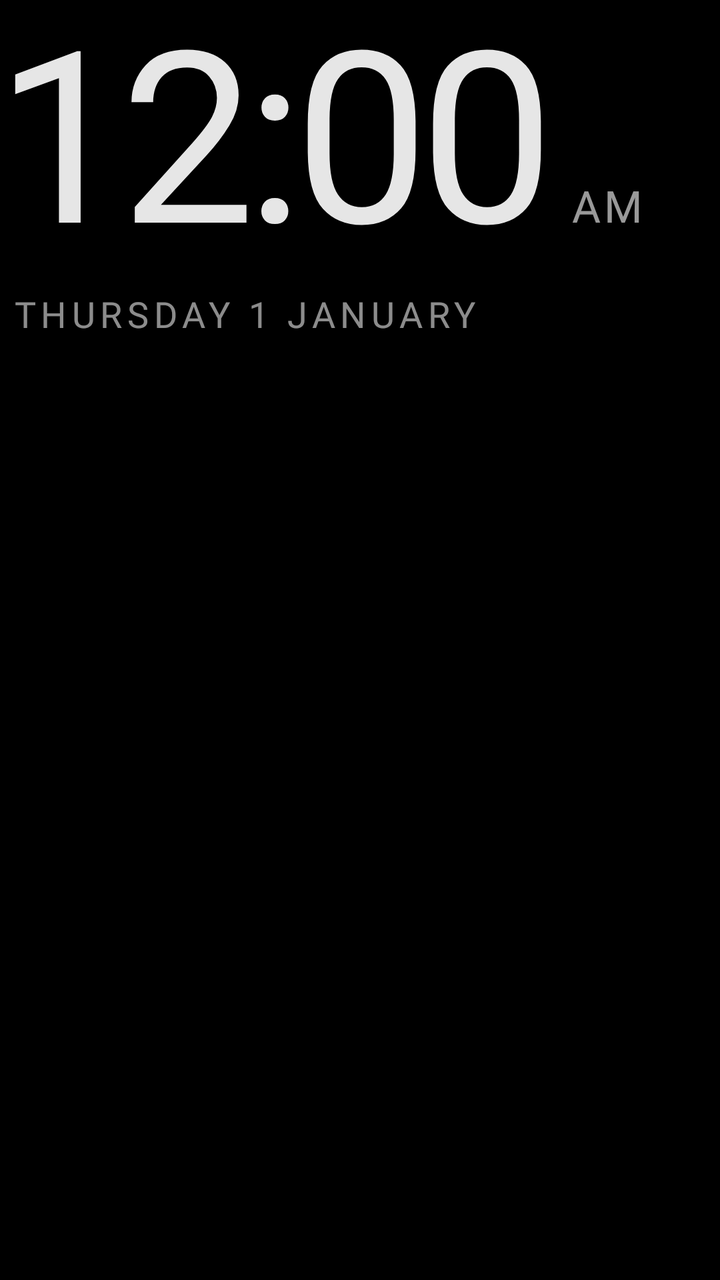
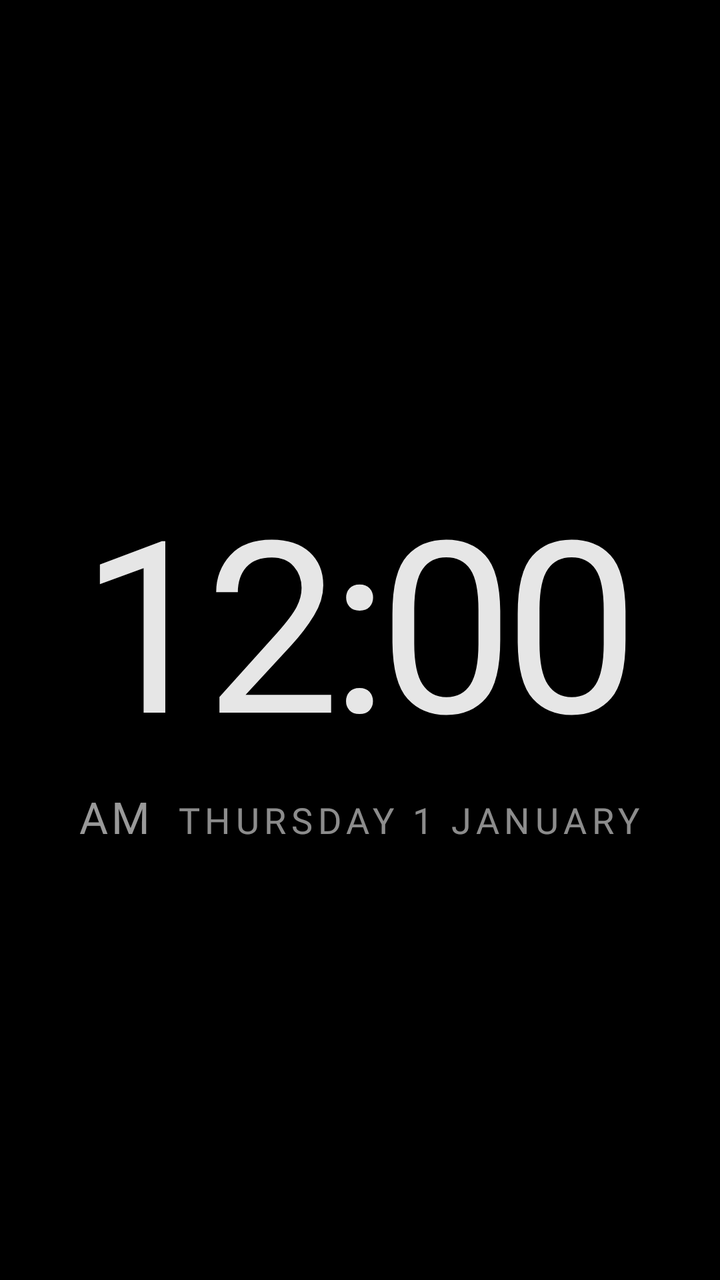

Before-and-after screenshots of an Android layout around one commit, followed by the original layout XML and the change that was made.
<!-- AndroidManifest.xml: application theme Theme.TvHome -->
<!-- res/layout/dream_clock.xml -->
<?xml version="1.0" encoding="utf-8"?>
<FrameLayout xmlns:android="http://schemas.android.com/apk/res/android"
    android:layout_width="match_parent"
    android:layout_height="match_parent"
    android:background="#FF000000">

    <View
        android:id="@+id/dreamAmbient"
        android:layout_width="match_parent"
        android:layout_height="match_parent" />

    <LinearLayout
        android:id="@+id/dreamContent"
        android:layout_width="wrap_content"
        android:layout_height="wrap_content"
        android:orientation="vertical">

        <LinearLayout
            android:layout_width="wrap_content"
            android:layout_height="wrap_content"
            android:orientation="horizontal"
            android:baselineAligned="true">

            <TextClock
                android:layout_width="wrap_content"
                android:layout_height="wrap_content"
                android:format12Hour="h:mm"
                android:format24Hour="HH:mm"
                android:textColor="#E6FFFFFF"
                android:textSize="120sp"
                android:fontFamily="@font/outfit_extralight"
                android:letterSpacing="-0.04"
                android:includeFontPadding="false" />

            <TextClock
                android:layout_width="wrap_content"
                android:layout_height="wrap_content"
                android:layout_marginStart="10dp"
                android:format12Hour="a"
                android:format24Hour=""
                android:textColor="#99FFFFFF"
                android:textSize="22sp"
                android:fontFamily="@font/outfit_medium"
                android:letterSpacing="0.08"
                android:textAllCaps="true" />
        </LinearLayout>

        <TextClock
            android:layout_width="wrap_content"
            android:layout_height="wrap_content"
            android:layout_marginStart="6dp"
            android:layout_marginTop="4dp"
            android:format12Hour="@string/date_format"
            android:format24Hour="@string/date_format"
            android:textColor="#8CFFFFFF"
            android:textSize="18sp"
            android:fontFamily="@font/outfit_regular"
            android:letterSpacing="0.14"
            android:textAllCaps="true" />
    </LinearLayout>
</FrameLayout>
<!-- resources referenced by this layout -->
<resources>
  <string name="date_format">EEEE  d MMMM</string>
  <style name="Theme.TvHome" parent="android:Theme.Material.NoActionBar.Fullscreen">
          <item name="android:windowBackground">@android:color/black</item>
          <item name="android:colorBackground">@android:color/black</item>
          <item name="android:windowAnimationStyle">@null</item>
      </style>
</resources>

<!-- the commit's change to res/layout/dream_clock.xml (unified diff, before → after) -->
@@ -2,7 +2,8 @@
 <FrameLayout xmlns:android="http://schemas.android.com/apk/res/android"
     android:layout_width="match_parent"
     android:layout_height="match_parent"
-    android:background="#FF000000">
+    android:background="#FF000000"
+    android:fitsSystemWindows="true">
 
     <View
         android:id="@+id/dreamAmbient"
@@ -13,29 +14,33 @@
         android:id="@+id/dreamContent"
         android:layout_width="wrap_content"
         android:layout_height="wrap_content"
+        android:layout_gravity="center"
+        android:gravity="center"
+        android:paddingTop="52dp"
+        android:paddingBottom="24dp"
         android:orientation="vertical">
+
+        <TextClock
+            android:layout_width="wrap_content"
+            android:layout_height="wrap_content"
+            android:format12Hour="h:mm"
+            android:format24Hour="HH:mm"
+            android:textColor="#E6FFFFFF"
+            android:textSize="120sp"
+            android:fontFamily="@font/outfit_extralight"
+            android:letterSpacing="-0.04"
+            android:includeFontPadding="false" />
 
         <LinearLayout
             android:layout_width="wrap_content"
             android:layout_height="wrap_content"
             android:orientation="horizontal"
-            android:baselineAligned="true">
+            android:layout_gravity="center_horizontal"
+            android:layout_marginTop="8dp">
 
             <TextClock
                 android:layout_width="wrap_content"
                 android:layout_height="wrap_content"
-                android:format12Hour="h:mm"
-                android:format24Hour="HH:mm"
-                android:textColor="#E6FFFFFF"
-                android:textSize="120sp"
-                android:fontFamily="@font/outfit_extralight"
-                android:letterSpacing="-0.04"
-                android:includeFontPadding="false" />
-
-            <TextClock
-                android:layout_width="wrap_content"
-                android:layout_height="wrap_content"
-                android:layout_marginStart="10dp"
                 android:format12Hour="a"
                 android:format24Hour=""
                 android:textColor="#99FFFFFF"
@@ -43,19 +48,18 @@
                 android:fontFamily="@font/outfit_medium"
                 android:letterSpacing="0.08"
                 android:textAllCaps="true" />
+
+            <TextClock
+                android:layout_width="wrap_content"
+                android:layout_height="wrap_content"
+                android:layout_marginStart="12dp"
+                android:format12Hour="@string/date_format"
+                android:format24Hour="@string/date_format"
+                android:textColor="#8CFFFFFF"
+                android:textSize="18sp"
+                android:fontFamily="@font/outfit_regular"
+                android:letterSpacing="0.14"
+                android:textAllCaps="true" />
         </LinearLayout>
-
-        <TextClock
-            android:layout_width="wrap_content"
-            android:layout_height="wrap_content"
-            android:layout_marginStart="6dp"
-            android:layout_marginTop="4dp"
-            android:format12Hour="@string/date_format"
-            android:format24Hour="@string/date_format"
-            android:textColor="#8CFFFFFF"
-            android:textSize="18sp"
-            android:fontFamily="@font/outfit_regular"
-            android:letterSpacing="0.14"
-            android:textAllCaps="true" />
     </LinearLayout>
 </FrameLayout>
